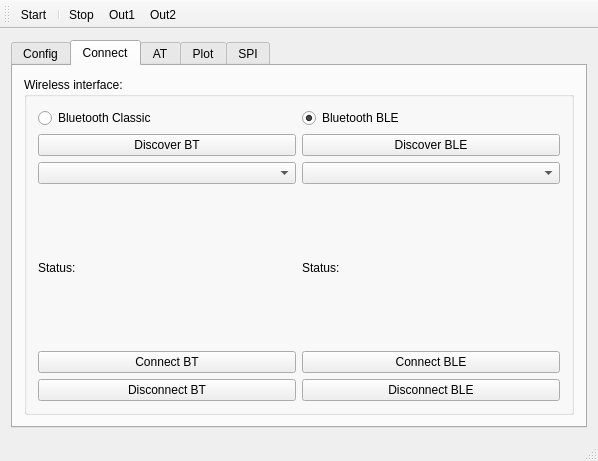
saul-rodriguez/Qt, file logger_ble/logger/mainwindow.ui: the form before one commit.
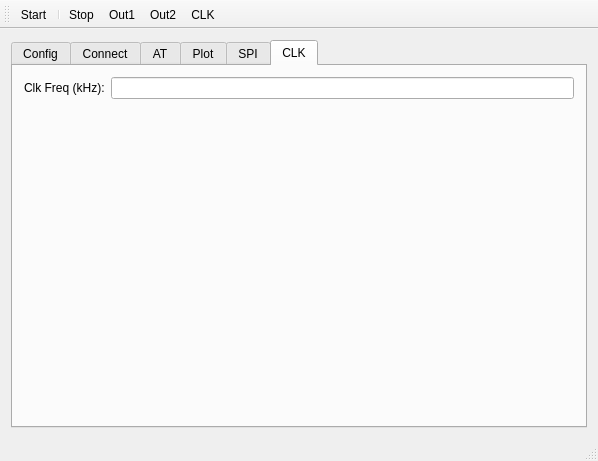
The form after the commit. The open tabs and pages were chosen to show the change. Icons and pictures are not drawn.

Patch:
```diff
--- a/logger_ble/logger/mainwindow.ui
+++ b/logger_ble/logger/mainwindow.ui
@@ -264,6 +264,40 @@
           </item>
          </layout>
         </widget>
+        <widget class="QWidget" name="tab_5">
+         <attribute name="title">
+          <string>CLK</string>
+         </attribute>
+         <layout class="QVBoxLayout" name="verticalLayout_6">
+          <item>
+           <layout class="QHBoxLayout" name="horizontalLayout_5">
+            <item>
+             <widget class="QLabel" name="label_4">
+              <property name="text">
+               <string>Clk Freq (kHz):</string>
+              </property>
+             </widget>
+            </item>
+            <item>
+             <widget class="QLineEdit" name="lineEditClkFreq"/>
+            </item>
+           </layout>
+          </item>
+          <item>
+           <spacer name="verticalSpacer_2">
+            <property name="orientation">
+             <enum>Qt::Vertical</enum>
+            </property>
+            <property name="sizeHint" stdset="0">
+             <size>
+              <width>20</width>
+              <height>40</height>
+             </size>
+            </property>
+           </spacer>
+          </item>
+         </layout>
+        </widget>
        </widget>
       </item>
      </layout>
@@ -292,6 +326,7 @@
    <addaction name="actionStop"/>
    <addaction name="actionOut1"/>
    <addaction name="actionOut2"/>
+   <addaction name="actionCLK"/>
   </widget>
   <widget class="QStatusBar" name="statusBar"/>
   <action name="actionStart">
@@ -334,6 +369,17 @@
     <enum>QAction::NoRole</enum>
    </property>
   </action>
+  <action name="actionCLK">
+   <property name="checkable">
+    <bool>true</bool>
+   </property>
+   <property name="text">
+    <string>CLK</string>
+   </property>
+   <property name="menuRole">
+    <enum>QAction::NoRole</enum>
+   </property>
+  </action>
  </widget>
  <layoutdefault spacing="6" margin="11"/>
  <tabstops>
```
Left out of the diff: 2 changed lines with no effect on the pictures.
